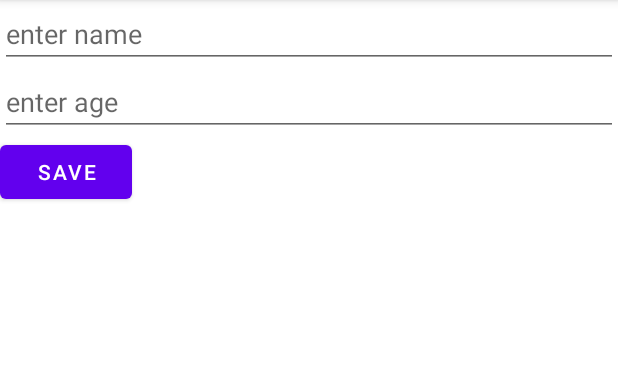
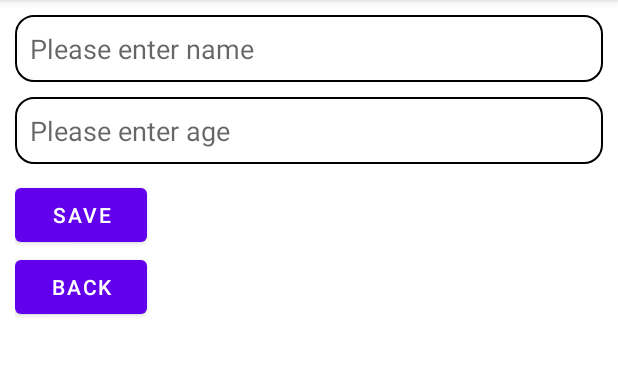
Before and after one commit to Long-ptit/ViewModelLiveData_Assignment, an Android app: the AddStudentFragment screen opened through its navigation route, on a phone screen of 412 x 824 dp, the part 84-460 px from its top. Run offline under Robolectric (Android 15) with nearby library versions, the phone set to English and light mode, and no system bars; our stand-ins replace Room's generated code, data binding.

Commit message:
fix ui, add two way binding

```diff
--- a/app/src/main/java/com/example/baseproject/view/AddStudentFragment.java
+++ b/app/src/main/java/com/example/baseproject/view/AddStudentFragment.java
@@ -2,16 +2,20 @@ package com.example.baseproject.view;
 
 import android.os.Bundle;
 
+import androidx.databinding.DataBindingUtil;
 import androidx.fragment.app.Fragment;
+import androidx.lifecycle.Observer;
 import androidx.lifecycle.ViewModelProvider;
 import androidx.navigation.Navigation;
 
+import android.util.Log;
 import android.view.LayoutInflater;
 import android.view.View;
 import android.view.ViewGroup;
 import android.widget.EditText;
 
 import com.example.baseproject.R;
+import com.example.baseproject.databinding.FragmentAddStudentBinding;
 import com.example.baseproject.room.Student;
 import com.example.baseproject.viewmodel.StudentHomeViewModel;
 
@@ -19,26 +23,24 @@ import com.example.baseproject.viewmodel.StudentHomeViewModel;
 public class AddStudentFragment extends Fragment {
 
     private StudentHomeViewModel mStudentHomeViewModel;
-
+    private FragmentAddStudentBinding mBinding;
     @Override
     public View onCreateView(LayoutInflater inflater, ViewGroup container,
                              Bundle savedInstanceState) {
-        // Inflate the layout for this fragment
-        View  view = inflater.inflate(R.layout.fragment_add_student, container, false);
+        mBinding = FragmentAddStudentBinding.inflate(inflater, container, false);
         mStudentHomeViewModel = new ViewModelProvider(requireActivity()).get(StudentHomeViewModel.class);
-        EditText edtName, edtAge;
-        edtName = view.findViewById(R.id.edt_name);
-        edtAge = view.findViewById(R.id.edt_age);
-        view.findViewById(R.id.btn_save).setOnClickListener(new View.OnClickListener() {
-            @Override
-            public void onClick(View v) {
-                Student student = new Student();
-                student.setAge(edtAge.getText().toString());
-                student.setName(edtName.getText().toString());
-                mStudentHomeViewModel.addStudent(student);
-                Navigation.findNavController(view).navigateUp();
-            }
+        mBinding.setLifecycleOwner(this);
+        mBinding.setViewModel(mStudentHomeViewModel);
+
+
+        mBinding.btnSave.setOnClickListener(v -> {
+            mStudentHomeViewModel.addStudent();
+            Navigation.findNavController(mBinding.getRoot()).navigateUp();
         });
-        return view;
+
+        mBinding.btnBack.setOnClickListener(v -> {
+            Navigation.findNavController(mBinding.getRoot()).navigateUp();
+        });
+        return mBinding.getRoot();
     }
 }
--- a/app/src/main/java/com/example/baseproject/view/HomeStudentFragment.java
+++ b/app/src/main/java/com/example/baseproject/view/HomeStudentFragment.java
@@ -17,6 +17,8 @@ import android.view.ViewGroup;
 import android.widget.TextView;
 
 import com.example.baseproject.R;
+import com.example.baseproject.databinding.FragmentDetailStudentBinding;
+import com.example.baseproject.databinding.FragmentHomeStudentBinding;
 import com.example.baseproject.room.Student;
 import com.example.baseproject.view.adapter.StudentsAdapter;
 import com.example.baseproject.viewmodel.StudentHomeViewModel;
@@ -24,43 +26,51 @@ import com.example.baseproject.viewmodel.StudentHomeViewModel;
 import java.util.List;
 
 
-public class HomeStudentFragment extends Fragment implements StudentsAdapter.CallBack{
+public class HomeStudentFragment extends Fragment implements StudentsAdapter.CallBack {
 
     private static final String TAG = "HomeStudentFragment";
     private StudentHomeViewModel mStudentHomeViewModel;
-    private View mView;
+    private FragmentHomeStudentBinding mBinding;
+    private StudentsAdapter mAdapterStudent;
+
     @Override
     public View onCreateView(LayoutInflater inflater, ViewGroup container,
                              Bundle savedInstanceState) {
-        // Inflate the layout for this fragment
-        mView = inflater.inflate(R.layout.fragment_home_student, container, false);
+        mBinding = FragmentHomeStudentBinding.inflate(inflater, container, false);
         mStudentHomeViewModel = new ViewModelProvider(requireActivity()).get(StudentHomeViewModel.class);
+        setUpRecycleView();
+        setOnClick();
+        setUpObser();
+        return mBinding.getRoot();
+    }
 
-        RecyclerView recyclerView = mView.findViewById(R.id.rcv);
-        StudentsAdapter studentsAdapter = new StudentsAdapter(requireActivity(), this);
-        LinearLayoutManager linearLayoutManager = new LinearLayoutManager(requireActivity(), LinearLayoutManager.VERTICAL, false);
-        recyclerView.setAdapter(studentsAdapter);
-        recyclerView.setLayoutManager(linearLayoutManager);
-        mStudentHomeViewModel.getListStudents().observe(requireActivity(), new Observer<List<Student>>() {
-            @Override
-            public void onChanged(List<Student> students) {
-                studentsAdapter.setListData(mStudentHomeViewModel.getListStudents().getValue());
-            }
+    private void setUpObser() {
+        mStudentHomeViewModel.getListStudents().observe(requireActivity(), students ->
+                mAdapterStudent.setListData(mStudentHomeViewModel.getListStudents().getValue()));
+    }
+
+    private void setOnClick() {
+        mBinding.btnAddStudent.setOnClickListener(v -> {
+            Navigation
+                    .findNavController(mBinding.getRoot())
+                    .navigate(R.id.action_homeStudentFragment_to_addStudentFragment);
         });
-        mView.findViewById(R.id.btn_add_student).setOnClickListener(new View.OnClickListener() {
-            @Override
-            public void onClick(View v) {
-                Navigation.findNavController(mView).navigate(R.id.action_homeStudentFragment_to_addStudentFragment);
-            }
-        });
-        return mView;
+    }
+
+    private void setUpRecycleView() {
+        mAdapterStudent = new StudentsAdapter(requireActivity(), this);
+        LinearLayoutManager linearLayoutManager = new LinearLayoutManager(
+                requireActivity(), LinearLayoutManager.VERTICAL, false);
+        mBinding.rcv.setAdapter(mAdapterStudent);
+        mBinding.rcv.setLayoutManager(linearLayoutManager);
     }
 
     @Override
     public void onClickStudent(Student student) {
         Log.d(TAG, "onClickStudent: " + student.getName());
         mStudentHomeViewModel.setCurrentData(student);
-        NavController navController = Navigation.findNavController(mView);
-        navController.navigate(R.id.action_homeStudentFragment_to_detailStudentFragment );
+        Navigation
+                .findNavController(mBinding.getRoot())
+                .navigate(R.id.action_homeStudentFragment_to_detailStudentFragment);
     }
 }
--- a/app/src/main/java/com/example/baseproject/view/adapter/StudentsAdapter.java
+++ b/app/src/main/java/com/example/baseproject/view/adapter/StudentsAdapter.java
@@ -44,11 +44,13 @@ public class StudentsAdapter extends RecyclerView.Adapter<StudentsAdapter.ViewHo
     @SuppressLint("SetTextI18n")
     @Override
     public void onBindViewHolder(ViewHolder holder, int position) {
-        holder.mBinding.tvName.setText(mListData.get(position).getName());
+        Student student = mListData.get(position);
+        holder.mBinding.tvName.setText(student.getName());
+        holder.mBinding.tvAge.setText("Age: " + student.getAge());
         holder.itemView.setOnClickListener(new View.OnClickListener() {
             @Override
             public void onClick(View v) {
-                mListener.onClickStudent(mListData.get(position));
+                mListener.onClickStudent(student);
             }
         });
     }
--- a/app/src/main/java/com/example/baseproject/viewmodel/StudentHomeViewModel.java
+++ b/app/src/main/java/com/example/baseproject/viewmodel/StudentHomeViewModel.java
@@ -17,7 +17,16 @@ public class StudentHomeViewModel extends AndroidViewModel {
     private StudentRepository mStudentRepository;
     private LiveData<List<Student>> mListStudentLiveData;
     private MutableLiveData<Student> mCurrentStudentLiveData = new MutableLiveData<>(new Student());
+    private MutableLiveData<String> mNameLiveData = new MutableLiveData<>();
+    private MutableLiveData<String> mAgeLiveData = new MutableLiveData<>();
 
+    public MutableLiveData<String> getNameLiveData() {
+        return mNameLiveData;
+    }
+
+    public MutableLiveData<String> getAgeLiveData() {
+        return mAgeLiveData;
+    }
 
     public LiveData<Student> getCurrentStudent() {
         return mCurrentStudentLiveData;
@@ -41,7 +50,10 @@ public class StudentHomeViewModel extends AndroidViewModel {
 
 
 
-    public void addStudent(Student student) {
+    public void addStudent() {
+        Student student = new Student();
+        student.setAge(Integer.valueOf(mAgeLiveData.getValue()));
+        student.setName(mNameLiveData.getValue());
         mStudentRepository.insertStudent(student);
     }
 }
--- /dev/null
+++ b/app/src/main/res/drawable/bg_edt.xml
@@ -0,0 +1,8 @@
+<?xml version="1.0" encoding="utf-8"?>
+<shape xmlns:android="http://schemas.android.com/apk/res/android"
+    android:shape="rectangle">
+
+    <stroke android:width="1dp" android:color="@color/black" />
+    <corners android:radius="@dimen/dp12" />
+
+</shape>
--- /dev/null
+++ b/app/src/main/res/drawable/ic_add.xml
@@ -0,0 +1,5 @@
+<vector android:height="24dp" android:tint="#03A9F4"
+    android:viewportHeight="24" android:viewportWidth="24"
+    android:width="24dp" xmlns:android="http://schemas.android.com/apk/res/android">
+    <path android:fillColor="@android:color/white" android:pathData="M19,13h-6v6h-2v-6H5v-2h6V5h2v6h6v2z"/>
+</vector>
--- a/app/src/main/res/layout/fragment_add_student.xml
+++ b/app/src/main/res/layout/fragment_add_student.xml
@@ -1,10 +1,16 @@
 <?xml version="1.0" encoding="utf-8"?>
 <layout>
 
+    <data>
+        <variable
+            name="viewModel"
+            type="com.example.baseproject.viewmodel.StudentHomeViewModel" />
+    </data>
     <LinearLayout xmlns:android="http://schemas.android.com/apk/res/android"
         xmlns:tools="http://schemas.android.com/tools"
         android:layout_width="match_parent"
         android:layout_height="match_parent"
+        android:layout_marginHorizontal="@dimen/dp10"
         android:orientation="vertical"
         tools:context=".view.AddStudentFragment">
 
@@ -12,21 +18,37 @@
         <EditText
             android:id="@+id/edt_name"
             android:layout_width="match_parent"
+            android:padding="@dimen/dp10"
+            android:background="@drawable/bg_edt"
+            android:layout_marginTop="@dimen/dp10"
             android:layout_height="wrap_content"
-            android:hint="enter name" />
+            android:text="@={viewModel.nameLiveData}"
+            android:hint="@string/please_enter_name" />
 
 
         <EditText
             android:id="@+id/edt_age"
             android:layout_width="match_parent"
             android:layout_height="wrap_content"
-            android:hint="enter age" />
+            android:layout_marginTop="@dimen/dp10"
+            android:background="@drawable/bg_edt"
+            android:padding="@dimen/dp10"
+            android:inputType="number"
+            android:text="@={viewModel.ageLiveData}"
+            android:hint="@string/please_enter_age" />
 
         <Button
+            android:layout_marginTop="@dimen/dp10"
             android:id="@+id/btn_save"
             android:layout_width="wrap_content"
             android:layout_height="wrap_content"
-            android:text="save" />
+            android:text="@string/save" />
+
+        <Button
+            android:id="@+id/btn_back"
+            android:layout_width="wrap_content"
+            android:layout_height="wrap_content"
+            android:text="@string/back" />
     </LinearLayout>
 
 </layout>
--- a/app/src/main/res/values/colors.xml
+++ b/app/src/main/res/values/colors.xml
@@ -7,4 +7,5 @@
   <color name="teal_700">#FF018786</color>
   <color name="black">#FF000000</color>
   <color name="white">#FFFFFFFF</color>
+    <color name="age_item">#E40C0C</color>
 </resources>
--- a/app/src/main/res/values/strings.xml
+++ b/app/src/main/res/values/strings.xml
@@ -2,4 +2,8 @@
     <string name="app_name">Base Project</string>
     <!-- TODO: Remove or change this placeholder text -->
     <string name="hello_blank_fragment">Hello blank fragment</string>
+    <string name="save">save</string>
+    <string name="back">Back</string>
+    <string name="please_enter_name">Please enter name</string>
+    <string name="please_enter_age">Please enter age</string>
 </resources>
```
Also changed, not shown: app/src/main/java/com/example/baseproject/room/Student.java (+4 -4 lines), app/src/main/java/com/example/baseproject/view/DetailStudentFragment.java (+7 -6 lines), app/src/main/java/com/example/baseproject/view/MainActivity.java (+0 -9 lines), app/src/main/res/layout/fragment_detail_student.xml (+25 -11 lines), app/src/main/res/layout/fragment_home_student.xml (+13 -5 lines), app/src/main/res/layout/item_student.xml (+27 -2 lines), app/src/main/res/values/dimens.xml (added, +10 -0 lines).
